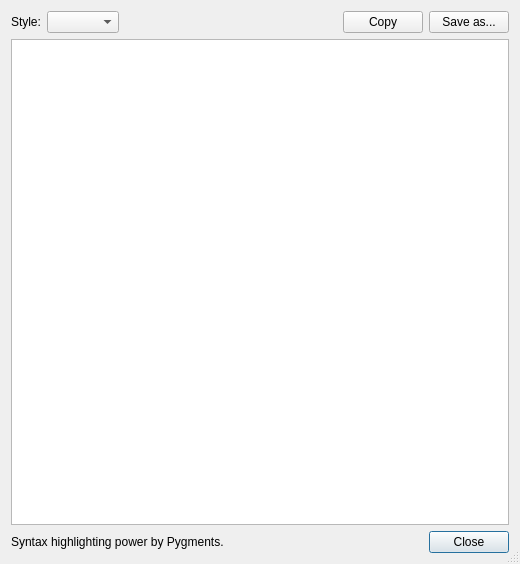
This is core/io/scriptIO.ui in KmolYuan/Pyslvs-UI as Qt 5 draws it before an edit. The edited form follows.
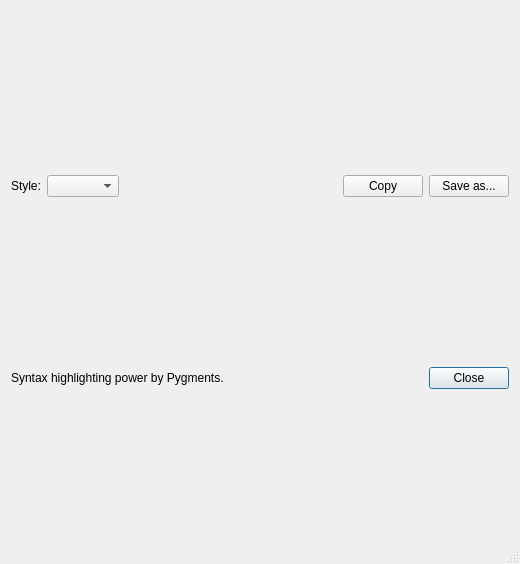
This is the edited form. Icons and pictures are not drawn.

Commit message: Add text zooming function for script dialog.

```diff
--- a/core/io/scriptIO.ui
+++ b/core/io/scriptIO.ui
@@ -77,9 +77,6 @@
      </item>
     </layout>
    </item>
-   <item>
-    <widget class="QTextEdit" name="script_view"/>
-   </item>
    <item>
     <layout class="QHBoxLayout" name="horizontalLayout">
      <item>
```
The commit also changes 5 other files.
